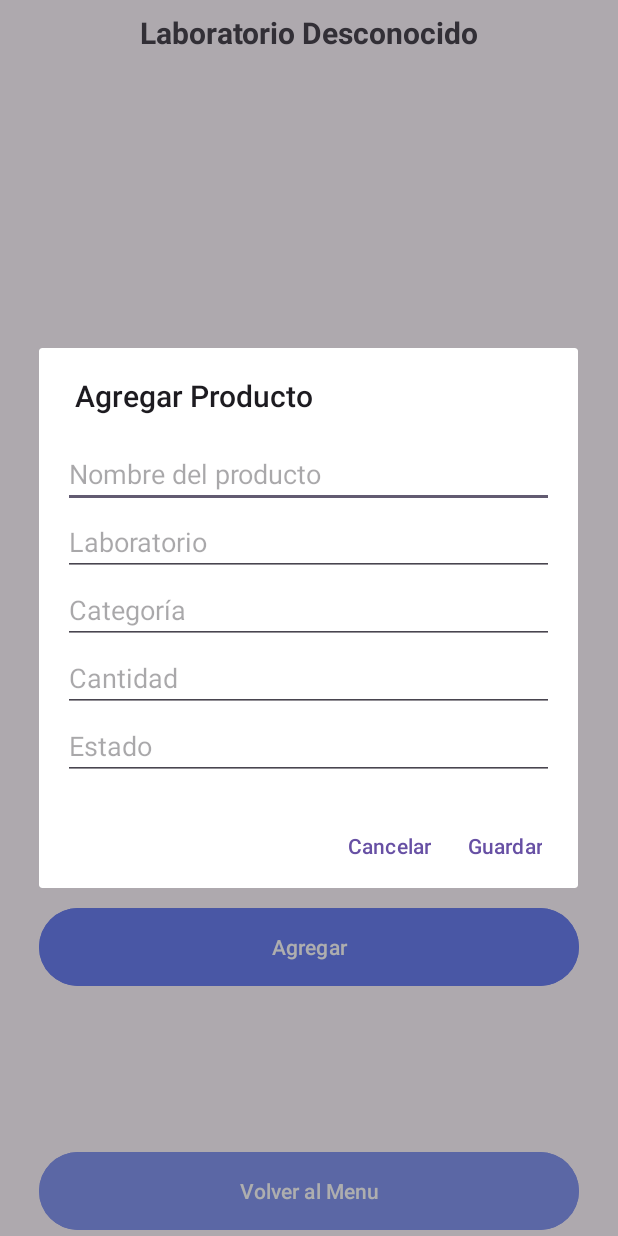
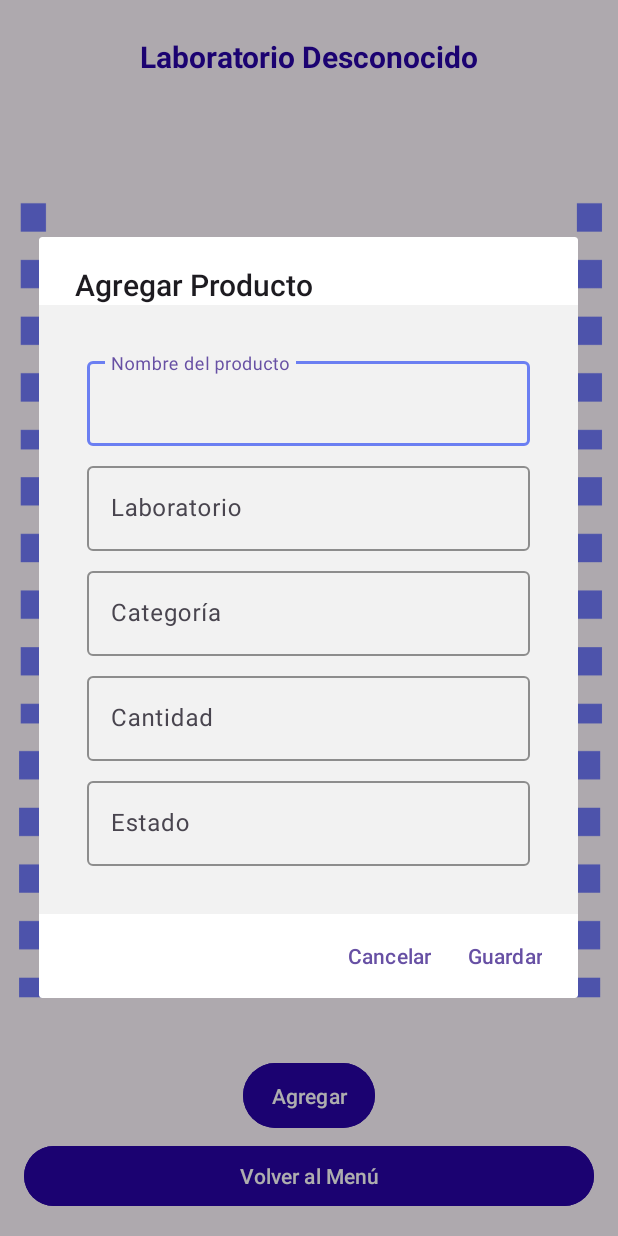
Before and after one commit to MarceloAM94/Lab-Inventory, an Android app: the CrudLabActivity screen opened directly, with no data from a screen before it, after a tap on "Agregar", on a phone screen of 412 x 824 dp. Run offline under Robolectric (Android 15) with nearby library versions, the phone set to English and light mode, and no system bars; our stand-ins replace Firebase (no records; nobody signed in at launch, a user with empty details on screens opened directly).

Commit message:
Diseño lab y produc

```diff
--- a/app/src/main/res/layout/activity_crud_lab.xml
+++ b/app/src/main/res/layout/activity_crud_lab.xml
@@ -3,15 +3,25 @@
     xmlns:app="http://schemas.android.com/apk/res-auto"
     xmlns:tools="http://schemas.android.com/tools"
     android:layout_width="match_parent"
-    android:layout_height="match_parent">
+    android:layout_height="match_parent"
+    android:background="@drawable/fondoproducto"
+    android:padding="16dp">
 
+    <!-- Contenedor principal en orientación vertical -->
     <LinearLayout
         android:id="@+id/linearLayout"
         android:layout_width="match_parent"
-        android:layout_height="match_parent"
+        android:layout_height="0dp"
+        android:layout_marginStart="20dp"
+        android:layout_marginEnd="20dp"
         android:orientation="vertical"
-        android:padding="8dp">>
+        android:padding="8dp"
+        app:layout_constraintBottom_toTopOf="@id/btnMenu"
+        app:layout_constraintEnd_toEndOf="parent"
+        app:layout_constraintStart_toStartOf="parent"
+        app:layout_constraintTop_toTopOf="parent">
 
+        <!-- Título de la sección -->
         <TextView
             android:id="@+id/txtLabTitle"
             android:layout_width="match_parent"
@@ -19,50 +29,48 @@
             android:gravity="center"
             android:paddingBottom="8dp"
             android:text="Laboratorio"
+            android:textColor="@color/colorPrimaryDark"
             android:textSize="20sp"
             android:textStyle="bold" />
 
+        <!-- RecyclerView para mostrar los datos -->
         <androidx.recyclerview.widget.RecyclerView
             android:id="@+id/recyclerView"
             android:layout_width="match_parent"
-            android:layout_height="558dp"
+            android:layout_height="0dp"
+            android:layout_weight="1"
             android:padding="4dp" />
 
+        <!-- Botón Agregar -->
         <LinearLayout
             android:layout_width="match_parent"
-            android:layout_height="60dp"
+            android:layout_height="wrap_content"
+            android:gravity="center"
             android:orientation="horizontal">
-
-            <Space
-                android:layout_width="10dp"
-                android:layout_height="match_parent"
-                android:layout_weight="1" />
 
             <Button
                 android:id="@+id/btnAgregar"
-                android:layout_width="360dp"
-                android:layout_height="60dp"
-                android:backgroundTint="@color/colorPrimary"
-                android:text="Agregar" />
-
-            <Space
-                android:layout_width="10dp"
-                android:layout_height="match_parent"
-                android:layout_weight="1" />
+                android:layout_width="wrap_content"
+                android:layout_height="wrap_content"
+                android:layout_marginTop="8dp"
+                android:backgroundTint="@color/colorPrimaryDark"
+                android:padding="12dp"
+                android:text="Agregar"
+                android:textColor="@color/white" />
         </LinearLayout>
-
     </LinearLayout>
 
+    <!-- Botón para volver al menú -->
     <Button
         android:id="@+id/btnMenu"
-        android:layout_width="360dp"
-        android:layout_height="60dp"
-        android:backgroundTint="@color/colorAccent"
-        android:text="Volver al Menu"
-        app:layout_constraintBottom_toBottomOf="@+id/linearLayout"
+        android:layout_width="match_parent"
+        android:layout_height="wrap_content"
+        android:backgroundTint="@color/colorPrimaryDark"
+        android:text="Volver al Menú"
+        android:textColor="@color/white"
+        app:layout_constraintBottom_toBottomOf="parent"
+        app:layout_constraintStart_toStartOf="parent"
         app:layout_constraintEnd_toEndOf="parent"
-        app:layout_constraintStart_toStartOf="parent" />
+        android:layout_marginTop="16dp" />
 
-
-    <!-- RecyclerView para mostrar la lista de productos -->
 </androidx.constraintlayout.widget.ConstraintLayout>
--- a/app/src/main/res/layout/dialog_add_product.xml
+++ b/app/src/main/res/layout/dialog_add_product.xml
@@ -1,44 +1,109 @@
 <?xml version="1.0" encoding="utf-8"?>
 <androidx.constraintlayout.widget.ConstraintLayout xmlns:android="http://schemas.android.com/apk/res/android"
+    xmlns:app="http://schemas.android.com/apk/res-auto"
     android:layout_width="match_parent"
-    android:layout_height="match_parent">
+    android:layout_height="match_parent"
+    android:padding="16dp"
+    android:background="@color/background">
+
     <LinearLayout
-        xmlns:android="http://schemas.android.com/apk/res/android"
         android:layout_width="match_parent"
         android:layout_height="wrap_content"
         android:orientation="vertical"
-        android:padding="16dp">
+        android:padding="16dp"
+        app:layout_constraintTop_toTopOf="parent"
+        app:layout_constraintStart_toStartOf="parent"
+        app:layout_constraintEnd_toEndOf="parent">
 
-        <EditText
-            android:id="@+id/etNombre"
+        <!-- Nombre del Producto -->
+        <com.google.android.material.textfield.TextInputLayout
             android:layout_width="match_parent"
             android:layout_height="wrap_content"
-            android:hint="Nombre del producto"/>
+            android:hint="Nombre del producto"
+            app:boxStrokeColor="@color/colorPrimary">
 
-        <EditText
-            android:id="@+id/etIdLaboratorios"
+            <com.google.android.material.textfield.TextInputEditText
+                android:id="@+id/etNombre"
+                android:layout_width="match_parent"
+                android:layout_height="wrap_content"
+                android:inputType="text" />
+        </com.google.android.material.textfield.TextInputLayout>
+
+        <!-- Espaciado -->
+        <Space
+            android:layout_width="match_parent"
+            android:layout_height="8dp" />
+
+        <!-- Laboratorio -->
+        <com.google.android.material.textfield.TextInputLayout
             android:layout_width="match_parent"
             android:layout_height="wrap_content"
-            android:hint="Laboratorio"/>
+            android:hint="Laboratorio"
+            app:boxStrokeColor="@color/colorPrimary">
 
-        <EditText
-            android:id="@+id/etCategoria"
+            <com.google.android.material.textfield.TextInputEditText
+                android:id="@+id/etIdLaboratorios"
+                android:layout_width="match_parent"
+                android:layout_height="wrap_content"
+                android:inputType="text" />
+        </com.google.android.material.textfield.TextInputLayout>
+
+        <!-- Espaciado -->
+        <Space
+            android:layout_width="match_parent"
+            android:layout_height="8dp" />
+
+        <!-- Categoría -->
+        <com.google.android.material.textfield.TextInputLayout
             android:layout_width="match_parent"
             android:layout_height="wrap_content"
-            android:hint="Categoría"/>
+            android:hint="Categoría"
+            app:boxStrokeColor="@color/colorPrimary">
 
-        <EditText
-            android:id="@+id/etCantidad"
+            <com.google.android.material.textfield.TextInputEditText
+                android:id="@+id/etCategoria"
+                android:layout_width="match_parent"
+                android:layout_height="wrap_content"
+                android:inputType="text" />
+        </com.google.android.material.textfield.TextInputLayout>
+
+        <!-- Espaciado -->
+        <Space
+            android:layout_width="match_parent"
+            android:layout_height="8dp" />
+
+        <!-- Cantidad -->
+        <com.google.android.material.textfield.TextInputLayout
             android:layout_width="match_parent"
             android:layout_height="wrap_content"
             android:hint="Cantidad"
-            android:inputType="number"/>
+            app:boxStrokeColor="@color/colorPrimary">
 
-        <EditText
-            android:id="@+id/etEstado"
+            <com.google.android.material.textfield.TextInputEditText
+                android:id="@+id/etCantidad"
+                android:layout_width="match_parent"
+                android:layout_height="wrap_content"
+                android:inputType="number" />
+        </com.google.android.material.textfield.TextInputLayout>
+
+        <!-- Espaciado -->
+        <Space
+            android:layout_width="match_parent"
+            android:layout_height="8dp" />
+
+        <!-- Estado -->
+        <com.google.android.material.textfield.TextInputLayout
             android:layout_width="match_parent"
             android:layout_height="wrap_content"
-            android:hint="Estado"/>
+            android:hint="Estado"
+            app:boxStrokeColor="@color/colorPrimary">
+
+            <com.google.android.material.textfield.TextInputEditText
+                android:id="@+id/etEstado"
+                android:layout_width="match_parent"
+                android:layout_height="wrap_content"
+                android:inputType="text" />
+        </com.google.android.material.textfield.TextInputLayout>
 
     </LinearLayout>
 
```
Also changed, not shown: app/src/main/res/layout/activity_home.xml (+18 -15 lines), app/src/main/res/layout/item_product.xml (+28 -19 lines), app/src/main/res/drawable/fondolab.png (added), app/src/main/res/drawable/fondoproducto.png (added).
